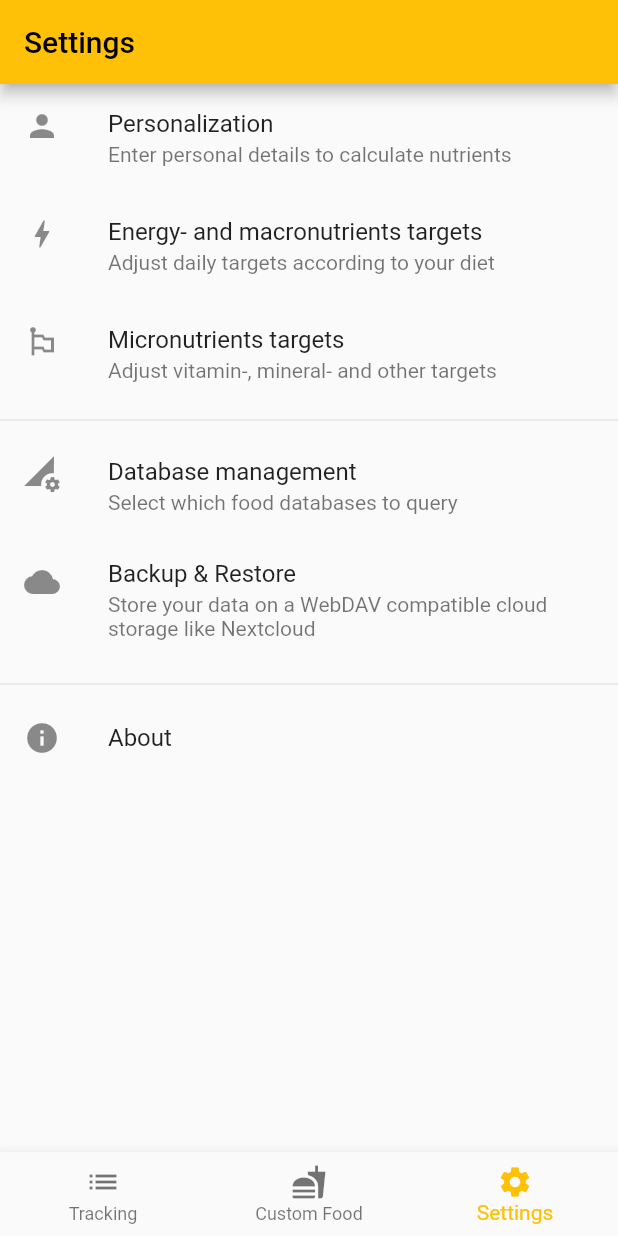
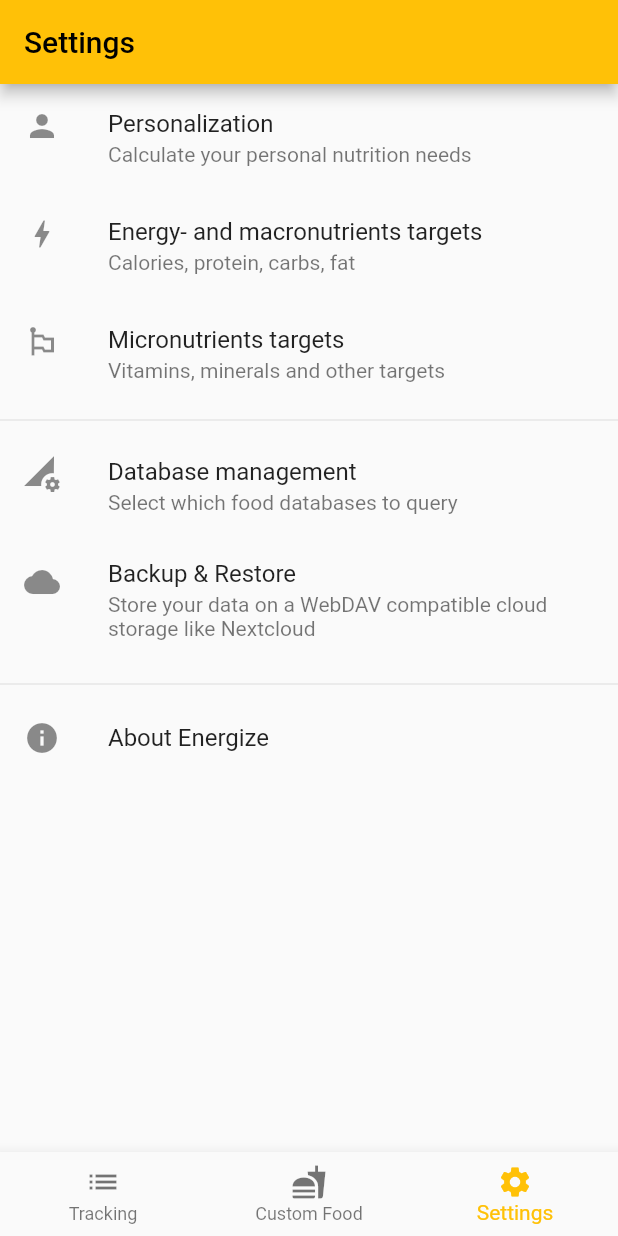
Before and after one commit to christianfl/Energize, a Flutter app: the screen it shows after launch, item 3 of the bottom bar chosen, on a phone screen of 412 x 824 dp. Run offline on Flutter 3.47's test engine with Material 2 defaults, Android fonts, the phone set to English and light mode, and no system bars; our stand-ins replace dio, flutter_speed_dial, shared_preferences, sqflite; missing offline and left inert: encrypt, openfoodfacts, qr_code_scanner; accounts and stored records are empty; generated files the repository leaves out were written again.

Commit message:
Added further translations

```diff
--- a/lib/l10n/app_de.arb
+++ b/lib/l10n/app_de.arb
@@ -6,6 +6,10 @@
     "@_TRACKING": {
     },
     "tracking": "Tracking",
+    "energy": "Energie",
+    "protein": "Protein",
+    "carbs": "Kohlenhydrate",
+    "fat": "Fett",
     "detailedSummary": "Ausführliche Zusammenfassung",
     "markDayAsCompleted": "Tag als vollständig markieren",
     "trackFood": "Nahrung tracken",
@@ -14,7 +18,19 @@
     "@_CUSTOM_FOOD": {
     },
     "customFood": "Eigene Nahrung",
+    "searchCustomFood": "Nahrung suchen",
     "@_SETTINGS": {
     },
-    "settings": "Einstellungen"
+    "settings": "Einstellungen",
+    "personalization": "Personalisierung",
+    "personalizationHint": "Berechne den persönlichen Nährstoffbedarf",
+    "energyAndMacronutrientsTargets": "Vorgaben für Energie und Mikronährstoffe",
+    "energyAndMacronutrientsTargetsHint": "Kilokalorien, Protein, Kohlenhydrate, Fett",
+    "micronutrientsTargets": "Vorgaben für Mikronährstoffe",
+    "micronutrientsTargetsHint": "Vitamine, Mineralstoffe und co.",
+    "databaseManagement": "Datenbankmanagement",
+    "databaseManagementHint": "Entscheide, welche Nahrungsmitteldatenbanken verwendet werden sollen",
+    "backupAndRestore": "Sichern & Wiederherstellen",
+    "backupAndRestoreHint": "Sichere deine Daten auf einem WebDAV-kompatiblen Server, wie z.B. Nextcloud",
+    "aboutEnergize": "Über Energize"
 }
--- a/lib/l10n/app_en.arb
+++ b/lib/l10n/app_en.arb
@@ -6,6 +6,10 @@
     "@_TRACKING": {
     },
     "tracking": "Tracking",
+    "energy": "Energy",
+    "protein": "Protein",
+    "carbs": "Carbs",
+    "fat": "Fat",
     "detailedSummary": "Detailed summary",
     "markDayAsCompleted": "Mark day as completed",
     "trackFood": "Track food",
@@ -14,7 +18,19 @@
     "@_CUSTOM_FOOD": {
     },
     "customFood": "Custom Food",
+    "searchCustomFood": "Search custom food",
     "@_SETTINGS": {
     },
-    "settings": "Settings"
+    "settings": "Settings",
+    "personalization": "Personalization",
+    "personalizationHint": "Calculate your personal nutrition needs",
+    "energyAndMacronutrientsTargets": "Energy- and macronutrients targets",
+    "energyAndMacronutrientsTargetsHint": "Calories, protein, carbs, fat",
+    "micronutrientsTargets": "Micronutrients targets",
+    "micronutrientsTargetsHint": "Vitamins, minerals and other targets",
+    "databaseManagement": "Database management",
+    "databaseManagementHint": "Select which food databases to query",
+    "backupAndRestore": "Backup & Restore",
+    "backupAndRestoreHint": "Store your data on a WebDAV compatible cloud storage like Nextcloud",
+    "aboutEnergize": "About Energize"
 }
--- a/lib/pages/tab_food/food_page.dart
+++ b/lib/pages/tab_food/food_page.dart
@@ -107,7 +107,7 @@ class _FoodPageState extends State<FoodPage> {
                       searchString, customFoodProvider),
                   decoration: InputDecoration(
                     border: InputBorder.none,
-                    hintText: 'Search for product name',
+                    hintText: AppLocalizations.of(context)!.searchCustomFood,
                     prefixIcon: Icon(Icons.search),
                     suffixIcon: IconButton(
                       onPressed: () => {
--- a/lib/pages/tab_settings/settings_page.dart
+++ b/lib/pages/tab_settings/settings_page.dart
@@ -72,8 +72,8 @@ class SettingsPage extends StatelessWidget {
             },
             child: ListTile(
               leading: Icon(Icons.person),
-              title: Text('Personalization'),
-              subtitle: Text('Enter personal details to calculate nutrients'),
+              title: Text(AppLocalizations.of(context)!.personalization),
+              subtitle: Text(AppLocalizations.of(context)!.personalizationHint),
             ),
           ),
           InkWell(
@@ -84,8 +84,10 @@ class SettingsPage extends StatelessWidget {
             },
             child: ListTile(
               leading: Icon(Icons.bolt),
-              title: Text('Energy- and macronutrients targets'),
-              subtitle: Text('Adjust daily targets according to your diet'),
+              title: Text(
+                  AppLocalizations.of(context)!.energyAndMacronutrientsTargets),
+              subtitle: Text(AppLocalizations.of(context)!
+                  .energyAndMacronutrientsTargetsHint),
             ),
           ),
           InkWell(
@@ -96,8 +98,9 @@ class SettingsPage extends StatelessWidget {
             },
             child: ListTile(
               leading: Icon(Icons.emoji_flags),
-              title: Text('Micronutrients targets'),
-              subtitle: Text('Adjust vitamin-, mineral- and other targets'),
+              title: Text(AppLocalizations.of(context)!.micronutrientsTargets),
+              subtitle:
+                  Text(AppLocalizations.of(context)!.micronutrientsTargetsHint),
             ),
           ),
           Divider(),
@@ -109,8 +112,9 @@ class SettingsPage extends StatelessWidget {
             },
             child: ListTile(
               leading: Icon(Icons.perm_data_setting),
-              title: Text('Database management'),
-              subtitle: Text('Select which food databases to query'),
+              title: Text(AppLocalizations.of(context)!.databaseManagement),
+              subtitle:
+                  Text(AppLocalizations.of(context)!.databaseManagementHint),
             ),
           ),
           InkWell(
@@ -122,9 +126,9 @@ class SettingsPage extends StatelessWidget {
             child: ListTile(
               isThreeLine: true,
               leading: Icon(Icons.cloud),
-              title: Text('Backup & Restore'),
-              subtitle: Text(
-                  'Store your data on a WebDAV compatible cloud storage like Nextcloud'),
+              title: Text(AppLocalizations.of(context)!.backupAndRestore),
+              subtitle:
+                  Text(AppLocalizations.of(context)!.backupAndRestoreHint),
             ),
           ),
           Divider(),
@@ -132,7 +136,7 @@ class SettingsPage extends StatelessWidget {
             onTap: () => _showAbout(context),
             child: ListTile(
               leading: Icon(Icons.info),
-              title: Text('About'),
+              title: Text(AppLocalizations.of(context)!.aboutEnergize),
             ),
           ),
         ],
--- a/lib/widgets/macro_chart.dart
+++ b/lib/widgets/macro_chart.dart
@@ -1,4 +1,5 @@
 import 'package:flutter/material.dart';
+import 'package:flutter_gen/gen_l10n/app_localizations.dart';
 import 'package:provider/provider.dart';
 
 import './chart_bar.dart';
@@ -46,28 +47,28 @@ class MacroChart extends StatelessWidget {
           margin: EdgeInsets.all(10),
           child: Column(children: <Widget>[
             ChartBar(
-              title: 'Energy',
+              title: AppLocalizations.of(context)!.energy,
               value: _totalCalories,
               target: appSettings.caloriesTarget,
               unit: 'kcal',
               decimalPlaces: 0,
             ),
             ChartBar(
-              title: 'Protein',
+              title: AppLocalizations.of(context)!.protein,
               value: _totalProtein,
               target: appSettings.proteinTarget,
               unit: 'g',
               decimalPlaces: 0,
             ),
             ChartBar(
-              title: 'Carbs',
+              title: AppLocalizations.of(context)!.carbs,
               value: _totalCarbs,
               target: appSettings.carbsTarget,
               unit: 'g',
               decimalPlaces: 0,
             ),
             ChartBar(
-              title: 'Fat',
+              title: AppLocalizations.of(context)!.fat,
               value: _totalFat,
               target: appSettings.fatTarget,
               unit: 'g',
```
